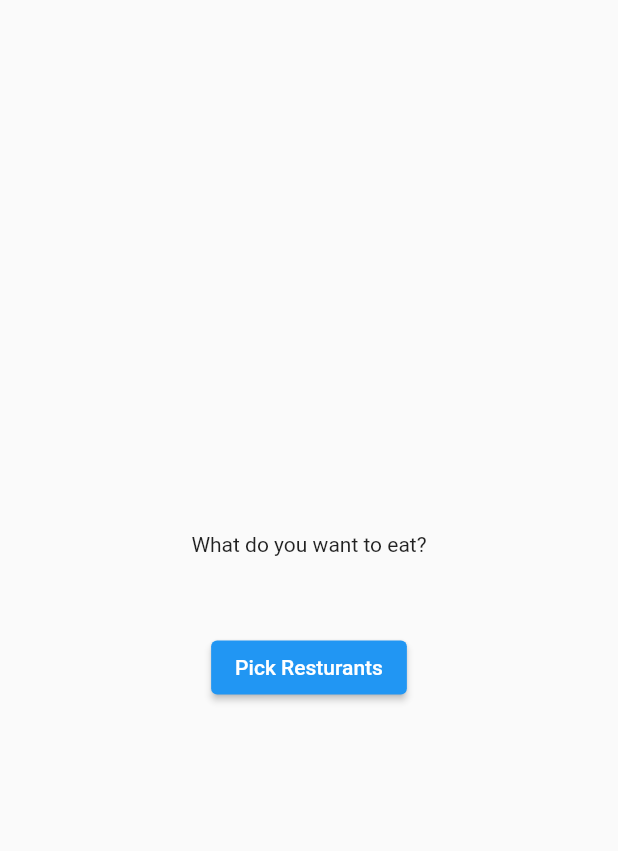
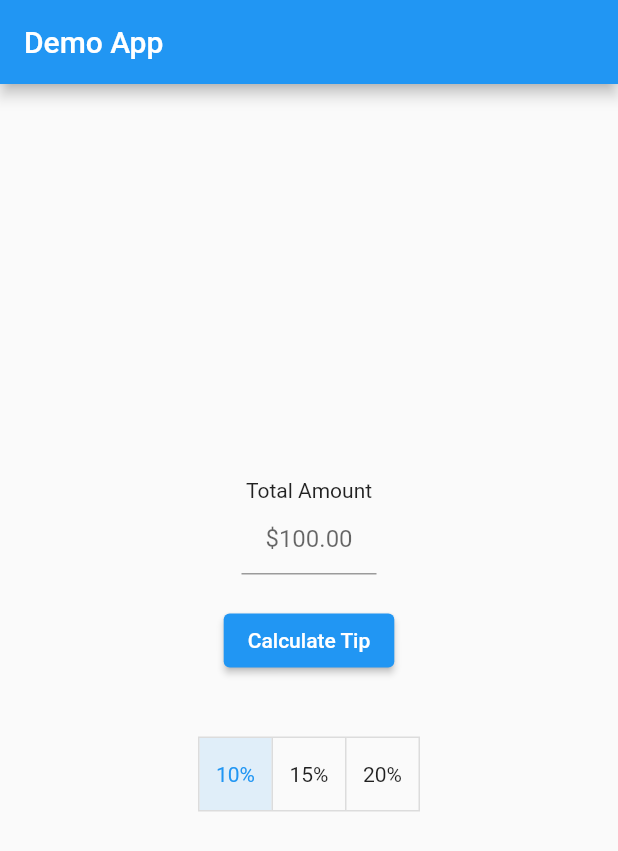
Before and after one commit to bluesky15/flutter-project, a Flutter app: the screen it shows after launch, on a phone screen of 412 x 824 dp. Shown: the top 851 px of the screen. Run offline on Flutter 3.47's test engine with Material 2 defaults, Android fonts, the phone set to English and light mode, and no system bars.

Commit message:
tip calculator project done

```diff
--- a/lib/main.dart
+++ b/lib/main.dart
@@ -1,5 +1,3 @@
-import 'dart:math';
-
 import 'package:flutter/material.dart';
 
 void main() {
@@ -10,87 +8,79 @@ class MyApp extends StatefulWidget {
   const MyApp({Key? key}) : super(key: key);
 
   @override
-  State<StatefulWidget> createState() {
-    return _MyAppState();
-  }
+  State<StatefulWidget> createState() => _MyState();
 }
 
-class _MyAppState extends State<MyApp> {
-  List<String> resturants = [
-    'McDonalds\'s',
-    'Roscoe\'s Chiken & Waffles',
-    'Olive Garden',
-    'Pizza Hut',
-    'Panda Express'
-  ];
-  // ignore: prefer_typing_uninitialized_variables
-  var currentIndex;
-
+class _MyState extends State<MyApp> {
+  final List<bool> _selection = [true, false, false];
+  final TextEditingController _controller = TextEditingController();
+  String? tip;
   @override
   Widget build(BuildContext context) {
     return MaterialApp(
       home: Scaffold(
+        appBar: AppBar(
+          title: const Text('Demo App'),
+        ),
         body: Center(
           child: Column(
             mainAxisAlignment: MainAxisAlignment.center,
             children: [
-          const Text("What do you want to eat?"),
-          // ignore: unnecessary_null_comparison
-          if (currentIndex != null)
-            Text(
-              resturants[currentIndex],
-              style: const TextStyle(fontSize: 30, fontWeight: FontWeight.bold),
+              if (tip != null)
+                Padding(
+                  padding: const EdgeInsets.all(20),
+                  child: Text(
+                    tip!,
+                    style: const TextStyle(fontSize: 30),
+                  ),
+                ),
+              const Text('Total Amount'),
+              SizedBox(
+                width: 90,
+                child: TextFormField(
+                  controller: _controller,
                   textAlign: TextAlign.center,
+                  decoration: const InputDecoration(hintText: '\$100.00'),
+                  keyboardType:
+                      const TextInputType.numberWithOptions(decimal: true),
                 ),
-          const Padding(
-            padding: EdgeInsets.only(top: 50),
               ),
-          // TextButton(
-          //   style: ButtonStyle(
-          //     foregroundColor: MaterialStateProperty.resolveWith<Color?>(
-          //         (Set<MaterialState> states) {
-          //       if (states.contains(MaterialState.disabled)) {
-          //         return Colors.green;
-          //       }
-          //       return null; // Defer to the widget's default.
-          //     }),
-          //     overlayColor: MaterialStateProperty.resolveWith<Color?>(
-          //         (Set<MaterialState> states) {
-          //       if (states.contains(MaterialState.focused)) {
-          //         return Colors.red;
-          //       }
-          //       if (states.contains(MaterialState.hovered)) {
-          //         return Colors.green;
-          //       }
-          //       if (states.contains(MaterialState.pressed)) {
-          //         return Colors.blue;
-          //       }
-          //       return null; // Defer to the widget's default.
-          //     }),
-          //   ),
-          //   onPressed: () {},
-          //   child: const Text(
-          //     'Pick Resturants',
-          //     style: TextStyle(color: Colors.white),
-          //   ),
-          // )
-          ElevatedButton(
-            style: ElevatedButton.styleFrom(elevation: 2),
-            onPressed: () {
-              updateIndex();
-            },
-            child: const Text('Pick Resturants'),
+              Padding(
+                padding: const EdgeInsets.all(20),
+                child: ElevatedButton(
+                    onPressed: calculateTip,
+                    child: const Text("Calculate Tip")),
+              ),
+              Padding(
+                padding: const EdgeInsets.all(20),
+                child: ToggleButtons(
+                  children: const [Text('10%'), Text('15%'), Text('20%')],
+                  isSelected: _selection,
+                  onPressed: updateSelection,
+                ),
               )
             ],
-      ))),
+          ),
+        ),
+      ),
     );
   }
 
-  void updateIndex() {
-    final random = Random();
-    final index = random.nextInt(resturants.length);
+  void updateSelection(int position) {
     setState(() {
-      currentIndex = index;
+      for (int i = 0; i < _selection.length; i++) {
+        _selection[i] = position == i;
+      }
+    });
+  }
+
+  void calculateTip() {
+    final totalAmount = double.parse(_controller.text);
+    final selectedIndex = _selection.indexWhere((element) => element);
+    final tipPercentage = [0.1, 0.15, 0.2][selectedIndex];
+    final tipTotal = (tipPercentage * totalAmount).toStringAsFixed(2);
+    setState(() {
+      tip = '\$$tipTotal';
     });
   }
 }
```
Lines whose indentation alone changed are shown as unchanged.
